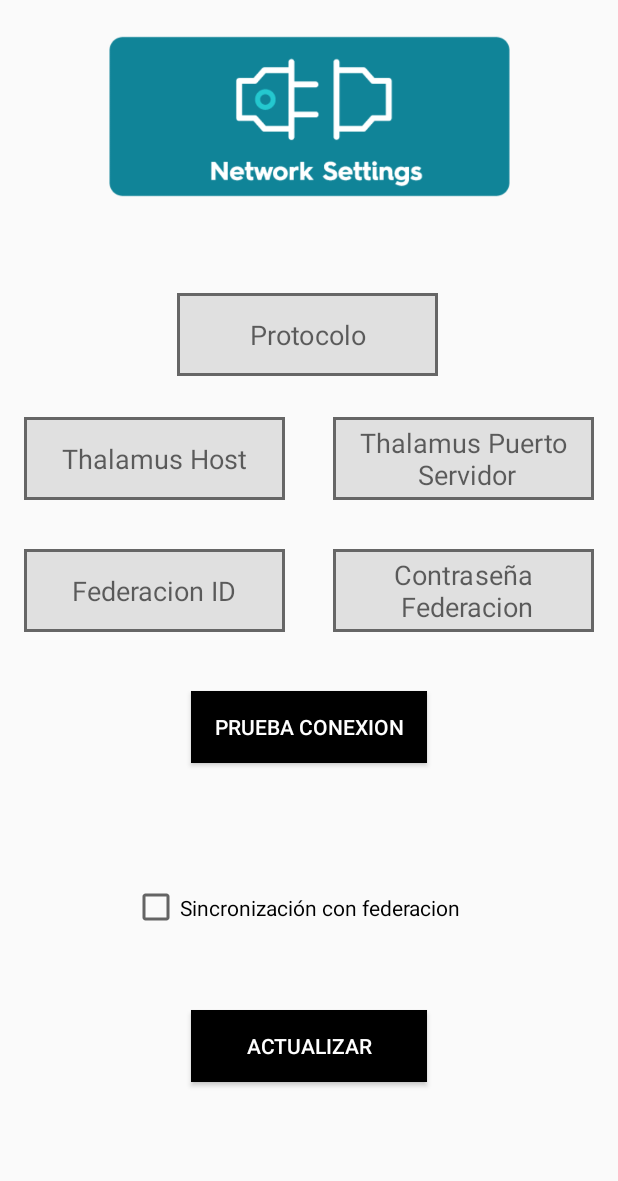
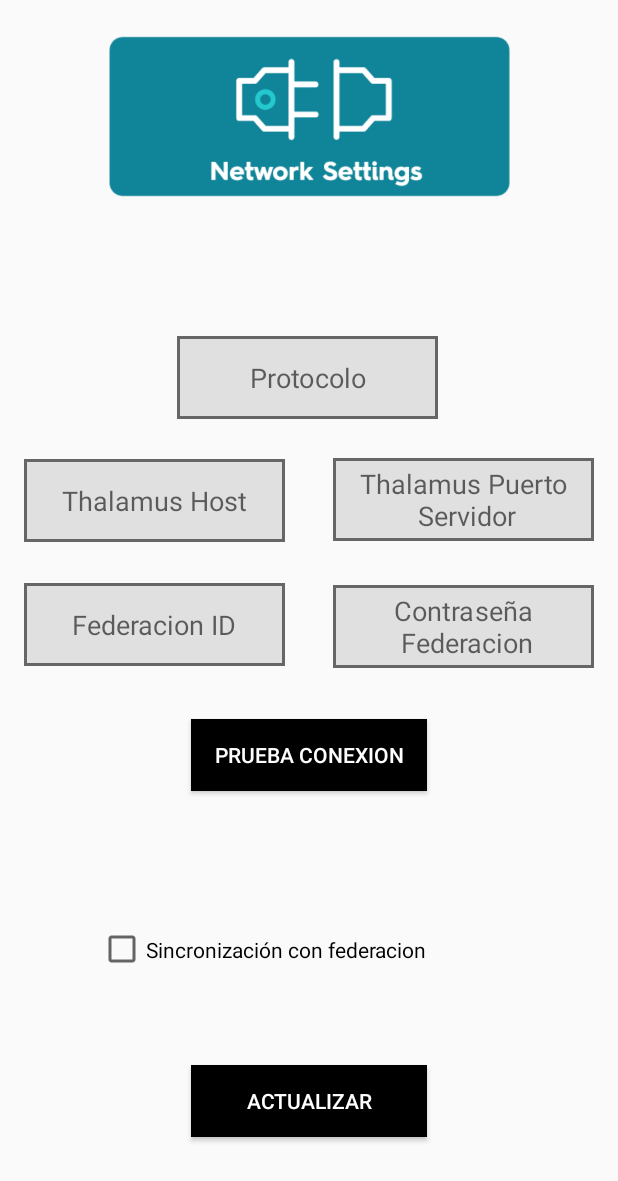
Before and after one commit to Sergioggvm/ProyectoHospitalGambia, an Android app: the AjustesConexionView screen opened through its navigation route, on a phone screen of 412 x 824 dp. Shown: the top 1181 px of the screen. Run offline under Robolectric (Android 15) with nearby library versions, the phone set to English and light mode, and no system bars.

Commit message:
Arreglo Diseño fragments

```diff
--- a/app/src/main/res/layout/fragment_ajustes_conexion_view.xml
+++ b/app/src/main/res/layout/fragment_ajustes_conexion_view.xml
@@ -16,9 +16,11 @@
             android:layout_height="107dp"
             android:layout_marginTop="24dp"
             android:src="@drawable/imagen_ajustes_conexion"
+            app:layout_constraintBottom_toTopOf="@+id/edt_protocolo"
             app:layout_constraintEnd_toEndOf="parent"
             app:layout_constraintStart_toStartOf="parent"
-            app:layout_constraintTop_toTopOf="parent" />
+            app:layout_constraintTop_toTopOf="parent"
+            app:layout_constraintVertical_bias="0.0" />
 
         <EditText
             android:id="@+id/edt_protocolo"
@@ -29,12 +31,12 @@
             android:gravity="center"
             android:hint="@string/txt_Protocolo"
             android:inputType="text"
-            app:layout_constraintBottom_toBottomOf="parent"
+            app:layout_constraintBottom_toTopOf="@+id/edt_host"
             app:layout_constraintEnd_toEndOf="parent"
             app:layout_constraintHorizontal_bias="0.497"
             app:layout_constraintStart_toStartOf="parent"
             app:layout_constraintTop_toTopOf="parent"
-            app:layout_constraintVertical_bias="0.254" />
+            app:layout_constraintVertical_bias="0.894" />
 
         <EditText
             android:id="@+id/edt_host"
@@ -45,12 +47,12 @@
             android:gravity="center"
             android:hint="@string/txt_Host"
             android:inputType="text"
-            app:layout_constraintBottom_toBottomOf="parent"
-            app:layout_constraintEnd_toEndOf="parent"
-            app:layout_constraintHorizontal_bias="0.067"
+            app:layout_constraintBottom_toTopOf="@+id/edt_federacionId"
+            app:layout_constraintEnd_toStartOf="@+id/edt_puertoServidor"
+            app:layout_constraintHorizontal_bias="0.34"
             app:layout_constraintStart_toStartOf="parent"
             app:layout_constraintTop_toTopOf="parent"
-            app:layout_constraintVertical_bias="0.362" />
+            app:layout_constraintVertical_bias="0.917" />
 
         <EditText
             android:id="@+id/edt_puertoServidor"
@@ -61,12 +63,12 @@
             android:gravity="center"
             android:hint="@string/txt_PuertoServidor"
             android:inputType="text"
-            app:layout_constraintBottom_toBottomOf="parent"
+            app:layout_constraintBottom_toTopOf="@+id/edt_contraseniaFederacion"
             app:layout_constraintEnd_toEndOf="parent"
             app:layout_constraintHorizontal_bias="0.932"
             app:layout_constraintStart_toStartOf="parent"
-            app:layout_constraintTop_toTopOf="parent"
-            app:layout_constraintVertical_bias="0.362" />
+            app:layout_constraintTop_toBottomOf="@+id/edt_protocolo"
+            app:layout_constraintVertical_bias="0.465" />
 
         <EditText
             android:id="@+id/edt_federacionId"
@@ -77,12 +79,12 @@
             android:gravity="center"
             android:hint="@string/txt_FederacionId"
             android:inputType="text"
-            app:layout_constraintBottom_toBottomOf="parent"
-            app:layout_constraintEnd_toEndOf="parent"
-            app:layout_constraintHorizontal_bias="0.067"
+            app:layout_constraintBottom_toTopOf="@+id/btn_probarConexion"
+            app:layout_constraintEnd_toStartOf="@+id/edt_contraseniaFederacion"
+            app:layout_constraintHorizontal_bias="0.34"
             app:layout_constraintStart_toStartOf="parent"
             app:layout_constraintTop_toTopOf="parent"
-            app:layout_constraintVertical_bias="0.476" />
+            app:layout_constraintVertical_bias="0.917" />
 
         <EditText
             android:id="@+id/edt_contraseniaFederacion"
@@ -93,12 +95,12 @@
             android:gravity="center"
             android:hint="@string/txt_ContraseniaFederacion"
             android:inputType="text"
-            app:layout_constraintBottom_toBottomOf="parent"
+            app:layout_constraintBottom_toTopOf="@+id/btn_probarConexion"
             app:layout_constraintEnd_toEndOf="parent"
             app:layout_constraintHorizontal_bias="0.932"
             app:layout_constraintStart_toStartOf="parent"
-            app:layout_constraintTop_toTopOf="parent"
-            app:layout_constraintVertical_bias="0.476" />
+            app:layout_constraintTop_toBottomOf="@+id/edt_protocolo"
+            app:layout_constraintVertical_bias="0.765" />
 
         <Button
             android:id="@+id/btn_probarConexion"
@@ -107,22 +109,22 @@
             android:background="@drawable/boton_negro_rectangular"
             android:text="@string/btn_PruebaConexion"
             android:textColor="@android:color/white"
-            app:layout_constraintBottom_toBottomOf="parent"
-            app:layout_constraintEnd_toEndOf="parent"
-            app:layout_constraintStart_toStartOf="parent"
+            app:layout_constraintBottom_toTopOf="@+id/cb_paginaPrivada"
+            app:layout_constraintEnd_toStartOf="@+id/edt_contraseniaFederacion"
+            app:layout_constraintStart_toEndOf="@+id/edt_federacionId"
             app:layout_constraintTop_toTopOf="parent"
-            app:layout_constraintVertical_bias="0.594" />
+            app:layout_constraintVertical_bias="0.857" />
 
         <CheckBox
             android:id="@+id/cb_paginaPrivada"
             android:layout_width="281dp"
             android:layout_height="51dp"
-            android:layout_marginStart="88dp"
             android:text="@string/txt_SincronizacionFederacion"
-            app:layout_constraintBottom_toBottomOf="parent"
+            app:layout_constraintBottom_toTopOf="@+id/btn_actualizarAjustesConexion"
+            app:layout_constraintEnd_toEndOf="parent"
             app:layout_constraintStart_toStartOf="parent"
             app:layout_constraintTop_toTopOf="parent"
-            app:layout_constraintVertical_bias="0.75" />
+            app:layout_constraintVertical_bias="0.922" />
 
         <Button
             android:id="@+id/btn_actualizarAjustesConexion"
@@ -135,7 +137,7 @@
             app:layout_constraintEnd_toEndOf="parent"
             app:layout_constraintStart_toStartOf="parent"
             app:layout_constraintTop_toTopOf="parent"
-            app:layout_constraintVertical_bias="0.868" />
+            app:layout_constraintVertical_bias="0.915" />
 
     </androidx.constraintlayout.widget.ConstraintLayout>
 </FrameLayout>
--- a/app/src/main/res/navigation/main_graph.xml
+++ b/app/src/main/res/navigation/main_graph.xml
@@ -3,7 +3,7 @@
     xmlns:app="http://schemas.android.com/apk/res-auto"
     xmlns:tools="http://schemas.android.com/tools"
     android:id="@+id/main_graph"
-    app:startDestination="@id/nuevoRegistroServidorView">
+    app:startDestination="@id/registroView">
     <fragment
         android:id="@+id/inicioView"
         android:name="com.example.proyectohospitalgambia.feature.vistaInicio.InicioView"
```
Also changed, not shown: app/src/main/res/layout/fragment_federacion_servidores_view.xml (+18 -8 lines), app/src/main/res/layout/fragment_inicio_view.xml (+16 -14 lines), app/src/main/res/layout/fragment_menu_opciones_medicas_view.xml (+12 -7 lines), app/src/main/res/layout/fragment_menu_principal_view.xml (+7 -4 lines), app/src/main/res/layout/fragment_nuevo_registro_servidor_view.xml (+76 -57 lines), app/src/main/res/layout/fragment_profile_view.xml (+58 -44 lines), app/src/main/res/layout/fragment_registro_view.xml (+13 -4 lines).
